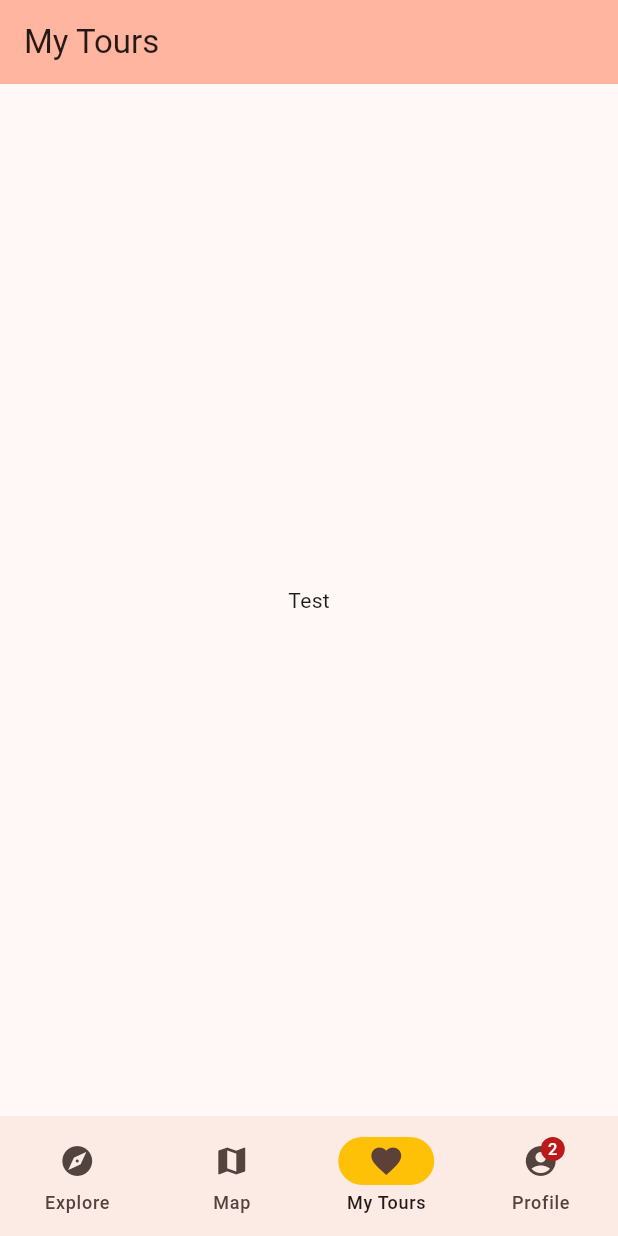
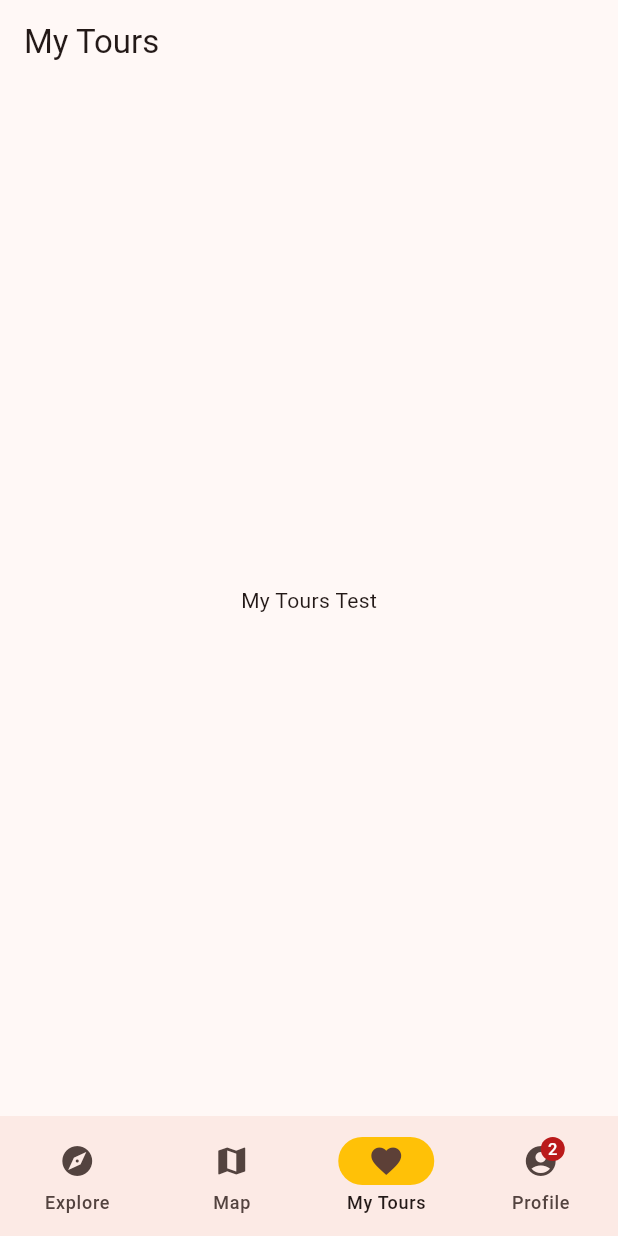
Before and after one commit to Robert01101101/tourguide_app, a Flutter app: the screen it shows after launch, item 3 of the bottom bar chosen, on a phone screen of 412 x 824 dp. Run offline on Flutter 3.47's test engine with Material 3 defaults, Android fonts, the phone set to English and light mode, and no system bars; our stand-ins replace geolocator, go_router, google_maps_flutter; missing offline and left inert: google_map_polyline_new.

Commit message:
Updated header bar colors and main screen text contents

```diff
--- a/lib/debugScreen.dart
+++ b/lib/debugScreen.dart
@@ -25,7 +25,6 @@ class DebugScreenState extends State<DebugScreen> {
   Widget build(BuildContext context) {
     return Scaffold(
       appBar: AppBar(
-        backgroundColor: Theme.of(context).colorScheme.inversePrimary,
         title: const Text('Debug'),
       ),
 
--- a/lib/explore.dart
+++ b/lib/explore.dart
@@ -8,7 +8,6 @@ class Explore extends StatelessWidget {
   Widget build(BuildContext context) {
     return Scaffold(
       appBar: AppBar(
-        backgroundColor: Theme.of(context).colorScheme.inversePrimary,
         title: const Text('Explore'),
       ),
       body: Center(
--- a/lib/googleMapsSample.dart
+++ b/lib/googleMapsSample.dart
@@ -111,7 +111,6 @@ class MapSampleState extends State<MapSample> {
   Widget build(BuildContext context) {
     return Scaffold(
       appBar: AppBar(
-        backgroundColor: Theme.of(context).colorScheme.inversePrimary,
         title: const Text('Map Sample'),
       ),
       body: Center(
--- a/lib/googleMapsSampleDrawRoute.dart
+++ b/lib/googleMapsSampleDrawRoute.dart
@@ -100,7 +100,6 @@ class MapSampleDrawRouteState extends State<MapSampleDrawRoute> {
   Widget build(BuildContext context) {
     return Scaffold(
       appBar: AppBar(
-        backgroundColor: Theme.of(context).colorScheme.inversePrimary,
         title: const Text('Map Routing'),
       ),
       body: Center(
--- a/lib/map.dart
+++ b/lib/map.dart
@@ -7,11 +7,10 @@ class Map extends StatelessWidget {
   Widget build(BuildContext context) {
     return Scaffold(
       appBar: AppBar(
-        backgroundColor: Theme.of(context).colorScheme.inversePrimary,
         title: const Text('Map'),
       ),
       body: Center(
-          child: Text("Test")
+          child: Text("Map Test")
       ),
     );
   }
--- a/lib/myTours.dart
+++ b/lib/myTours.dart
@@ -7,11 +7,10 @@ class MyTours extends StatelessWidget {
   Widget build(BuildContext context) {
     return Scaffold(
       appBar: AppBar(
-        backgroundColor: Theme.of(context).colorScheme.inversePrimary,
         title: const Text('My Tours'),
       ),
       body: Center(
-          child: Text("Test")
+          child: Text("My Tours Test")
       ),
     );
   }
--- a/lib/profile.dart
+++ b/lib/profile.dart
@@ -7,11 +7,10 @@ class Profile extends StatelessWidget {
   Widget build(BuildContext context) {
     return Scaffold(
       appBar: AppBar(
-        backgroundColor: Theme.of(context).colorScheme.inversePrimary,
         title: const Text('Profile'),
       ),
       body: Center(
-          child: Text("Test")
+          child: Text("Profile Test")
       ),
     );
   }
--- a/lib/secondScreenTest.dart
+++ b/lib/secondScreenTest.dart
@@ -7,7 +7,6 @@ class SecondRoute extends StatelessWidget {
   Widget build(BuildContext context) {
     return Scaffold(
       appBar: AppBar(
-        backgroundColor: Theme.of(context).colorScheme.inversePrimary,
         title: const Text('Second Route'),
       ),
       body: Center(
```
